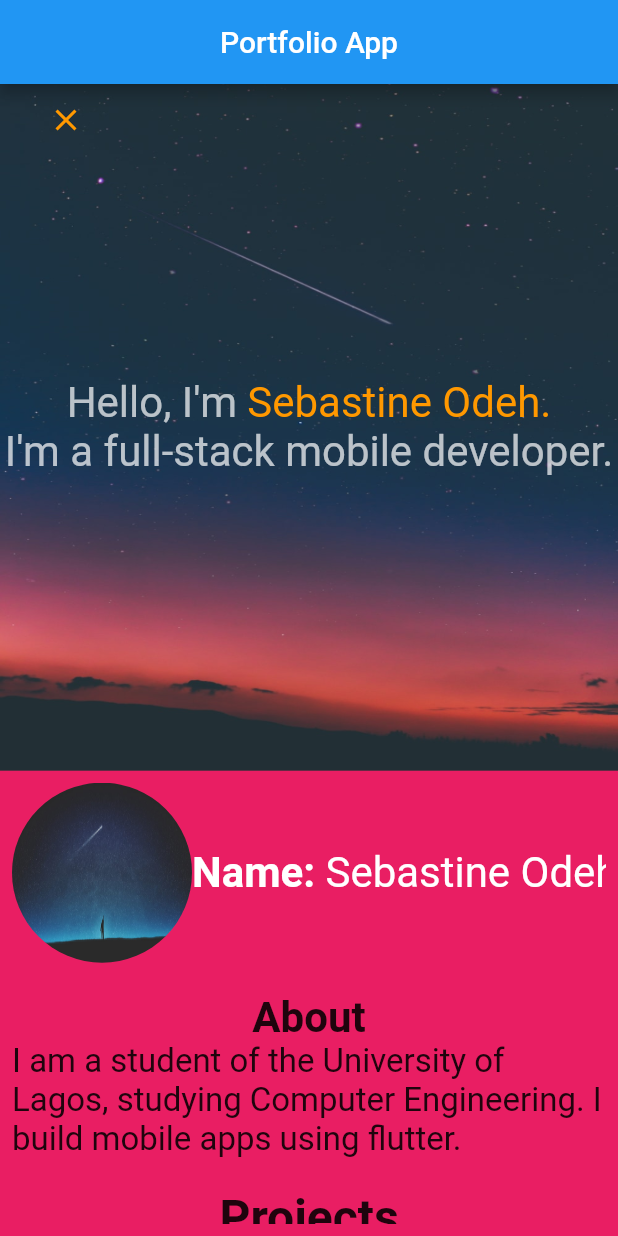
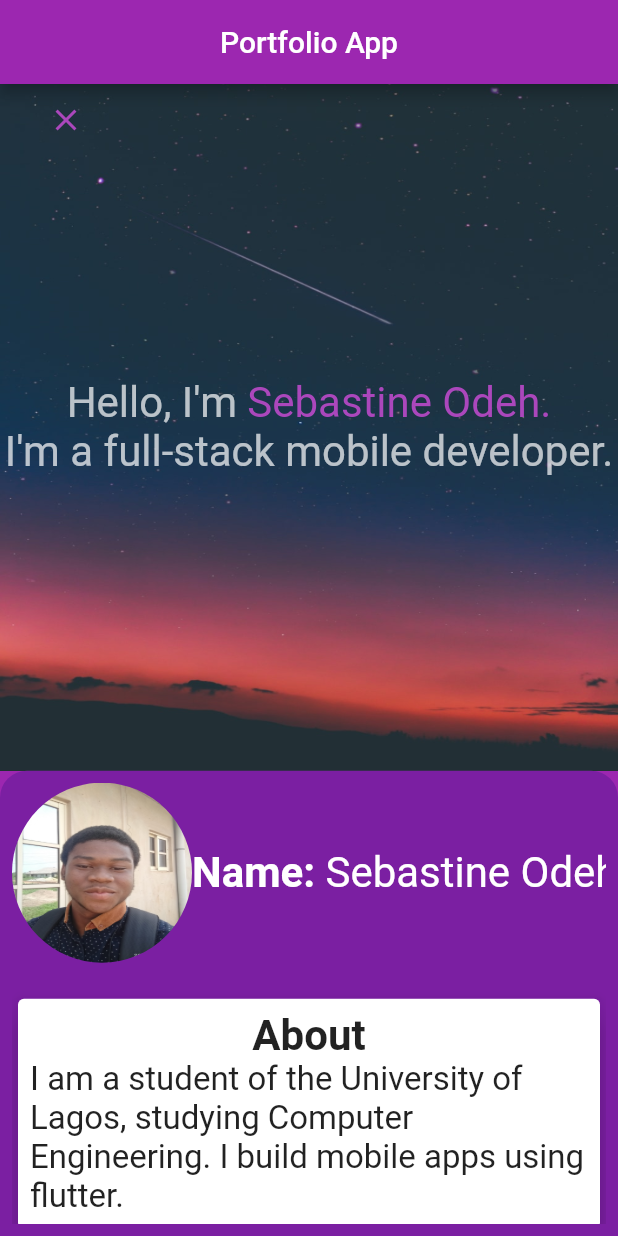
Before and after one commit to CoderNamedHendrick/flutter_portfolio, a Flutter app: the screen it shows after launch, on a phone screen of 412 x 824 dp. Run offline on Flutter 3.47's test engine with Material 2 defaults, Android fonts, the phone set to English and light mode, and no system bars.

Commit message:
working on the page

```diff
--- a/lib/main.dart
+++ b/lib/main.dart
@@ -28,6 +28,7 @@ class _HomePageState extends State<HomePage> {
   Widget build(BuildContext context) {
     return Scaffold(
       appBar: AppBar(
+        backgroundColor: Colors.purple,
         title: Text(
           "Portfolio App",
           textDirection: TextDirection.ltr,
@@ -35,6 +36,7 @@ class _HomePageState extends State<HomePage> {
         centerTitle: true,
       ),
       body: _portfolio(context),
+      backgroundColor: Colors.purple,
     );
   }
 
@@ -63,7 +65,7 @@ class _HomePageState extends State<HomePage> {
                 color: Colors.transparent,
                 child: Icon(
                   getHeightState() == true ? Icons.close : Icons.height,
-                  color: Colors.orange,
+                  color: Colors.purple[400],
                 ),
                 onPressed: () => setState(() {
                   getHeightState() == true ? setHeight(height: 5) : setHeight();
@@ -86,7 +88,7 @@ class _HomePageState extends State<HomePage> {
                         ),
                         Text(
                           "Sebastine Odeh.",
-                          style: TextStyle(fontSize: 28, color: Colors.orange),
+                          style: TextStyle(fontSize: 28, color: Colors.purple[400]),
                         )
                       ],
                     ),
@@ -102,8 +104,11 @@ class _HomePageState extends State<HomePage> {
         ),
         Expanded(
           child: Container(
+            decoration: BoxDecoration(
+              borderRadius: BorderRadius.only(topLeft: Radius.circular(18), topRight: Radius.circular(18),),
+              color: Colors.purple[700],
+            ),
             height: MediaQuery.of(context).size.height,
-            color: Colors.pink,
             child: Padding(
               padding: const EdgeInsets.all(8.0),
               child: SingleChildScrollView(
@@ -118,7 +123,7 @@ class _HomePageState extends State<HomePage> {
                           foregroundDecoration: BoxDecoration(
                               borderRadius: BorderRadius.circular(64),
                               image: DecorationImage(
-                                  image: AssetImage("assets/night_image.jpg"),
+                                  image: AssetImage("assets/my_pic.jpg"),
                                   fit: BoxFit.fill)),
                         ),
                         Row(
@@ -144,12 +149,16 @@ class _HomePageState extends State<HomePage> {
                     SizedBox(
                       height: 20,
                     ),
-                    Column(
+                    Card(
+                      elevation: 8,
+                      child: Padding(
+                        padding: const EdgeInsets.all(8.0),
+                        child: Column(
                           children: [
                             Text(
                               "About",
-                          style: TextStyle(
-                              fontSize: 28, fontWeight: FontWeight.bold),
+                              style:
+                                  TextStyle(fontSize: 28, fontWeight: FontWeight.bold),
                             ),
                             Text(
                               "I am a student of the University of Lagos, studying Computer Engineering. I build mobile apps using flutter.",
@@ -158,6 +167,10 @@ class _HomePageState extends State<HomePage> {
                                 fontWeight: FontWeight.normal,
                               ),
                               textDirection: TextDirection.ltr,
+                            ),
+                          ],
+                        ),
+                      ),
                     ),
                     SizedBox(
                       height: 20,
@@ -175,11 +188,8 @@ class _HomePageState extends State<HomePage> {
                     _projectInfo(
                         assetPath: "assets/weather_app.png",
                         projectTitle: "Weather app",
-                            projectInfo:
-                                "This is a weather app built with flutter."
+                        projectInfo: "This is a weather app built with flutter."
                             "The project served as practice for understanding states in flutter and for calling APIs.")
-                      ],
-                    ),
                   ],
                 ),
               ),
@@ -192,26 +202,47 @@ class _HomePageState extends State<HomePage> {
 
   Widget _projectInfo(
       {String assetPath, String projectTitle, String projectInfo}) {
-    return SingleChildScrollView(
-      child: Container(
+    return Container(
       child: Column(
         children: [
           Image(
             image: AssetImage(assetPath),
           ),
-            SizedBox(height: 10,),
+          SizedBox(
+            height: 10,
+          ),
+          Card(
+            elevation: 8,
+            child: Padding(
+              padding: const EdgeInsets.all(8.0),
+              child: Column(
+                children: [
                   Text(
                     projectTitle,
-              style: TextStyle(fontWeight: FontWeight.bold, fontSize: 28),
+                    style: TextStyle(
+                      fontWeight: FontWeight.bold,
+                      fontSize: 28,
                     ),
-            SizedBox(height: 10,),
+                  ),
+                  SizedBox(
+                    height: 10,
+                  ),
                   Text(
                     projectInfo,
-              style: TextStyle(fontWeight: FontWeight.normal, fontSize: 22),
+                    style: TextStyle(
+                      fontWeight: FontWeight.normal,
+                      fontSize: 22,
+                    ),
+                  ),
+                  SizedBox(
+                    height: 10,
                   ),
                 ],
               ),
             ),
+          ),
+        ],
+      ),
     );
   }
 }
```
Also changed, not shown: assets/my_pic.jpg (added). Lines whose indentation alone changed are shown as unchanged.
